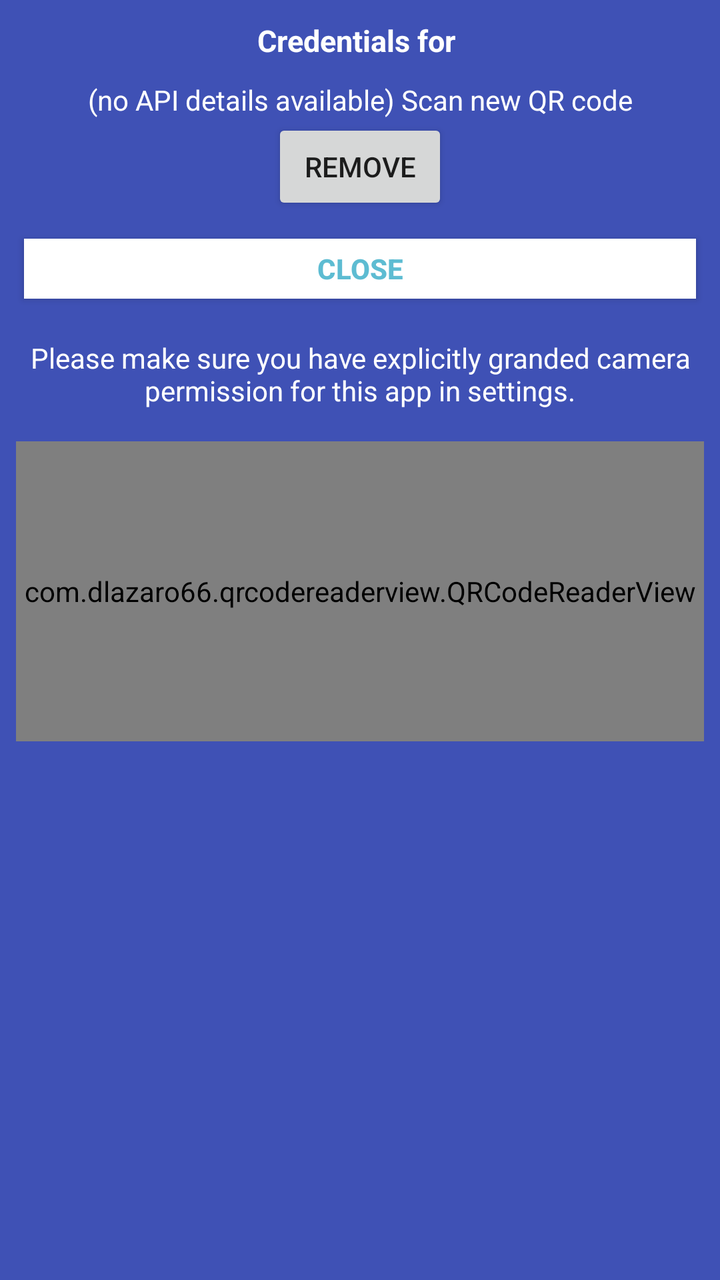
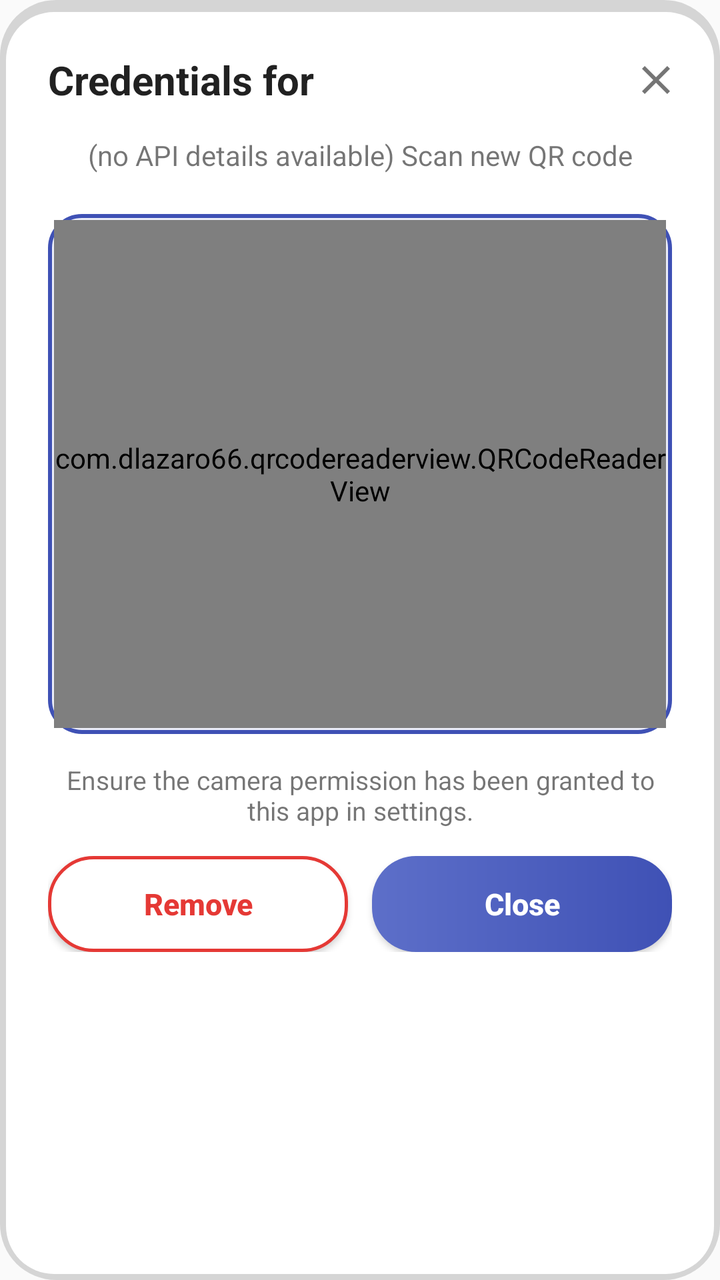

The first picture is an Android layout as it rendered before a commit; the second is the same layout after the commit. The layout source and the unified diff follow.
<!-- AndroidManifest.xml: application theme AppTheme -->
<!-- res/layout/custom_dialog.xml -->
<?xml version="1.0" encoding="utf-8"?>
<LinearLayout xmlns:android="http://schemas.android.com/apk/res/android"
    android:layout_width="match_parent"
    android:layout_height="match_parent">

<ScrollView xmlns:android="http://schemas.android.com/apk/res/android"
    android:scrollbars="vertical"
    android:layout_width="match_parent"
    android:layout_height="match_parent"
    android:fillViewport="true">

<LinearLayout xmlns:android="http://schemas.android.com/apk/res/android"
    android:layout_width="match_parent"
    android:layout_height="wrap_content"
    android:background="@color/colorPrimary"
    android:orientation="vertical" >


    <TextView
        android:id="@+id/txtTitle"
        android:layout_width="wrap_content"
        android:layout_height="wrap_content"
        android:layout_gravity="center"
        android:layout_margin="10dp"
        android:text="Credentials for "
        android:textColor="@android:color/white"
        android:textSize="15dp"
        android:textStyle="bold" />

    <LinearLayout
        android:layout_width="match_parent"
        android:layout_height="wrap_content"
        android:orientation="horizontal">


        <TextView
            android:textColor="@android:color/white"
            android:gravity="center"
            android:id="@+id/textViewHint"
            android:layout_width="match_parent"
            android:layout_height="wrap_content"
            android:text="(no API details available) Scan new QR code" />



    </LinearLayout>


    <LinearLayout
        android:gravity="center_horizontal"
        android:layout_width="match_parent"
        android:layout_height="wrap_content"
        android:layout_gravity="center"
        android:orientation="vertical">

        <Button
            android:id="@+id/buttonRemove"
            android:layout_width="wrap_content"
            android:layout_height="wrap_content"
            android:text="Remove" />

        <Button
            android:id="@+id/btn_yes"
            android:layout_width="match_parent"
            android:layout_height="30dp"
            android:layout_margin="12dp"
            android:background="@android:color/white"
            android:clickable="true"
            android:text="Close"
            android:textColor="#5DBCD2"
            android:textStyle="bold" />


    </LinearLayout>
    <LinearLayout
        android:layout_width="match_parent"
        android:layout_height="wrap_content"
        android:orientation="vertical">

        <TextView
            android:textColor="@android:color/white"
            android:layout_margin="8dp"
            android:gravity="center"
            android:id="@+id/textView3"
            android:layout_width="match_parent"
            android:layout_height="wrap_content"
            android:text="Please make sure you have explicitly granded camera permission for this app in settings." />

        <com.dlazaro66.qrcodereaderview.QRCodeReaderView
            android:layout_margin="8dp"
            android:id="@+id/qrdecoderview"
            android:layout_width="match_parent"
            android:layout_height="150dp" />


    </LinearLayout>


</LinearLayout>
</ScrollView>

</LinearLayout>
<!-- resources referenced by this layout -->
<resources>
  <color name="colorPrimary">#3F51B5</color>
  <style name="AppTheme" parent="Theme.AppCompat.Light.DarkActionBar">
          
          <item name="colorPrimary">@color/colorPrimary</item>
          <item name="colorPrimaryDark">@color/colorPrimaryDark</item>
          <item name="colorAccent">@color/colorAccent</item>
      </style>
  <color name="colorPrimaryDark">#303F9F</color>
  <color name="colorAccent">#FF4081</color>
</resources>

<!-- the commit's change to res/layout/custom_dialog.xml (unified diff, before → after) -->
@@ -1,102 +1,120 @@
 <?xml version="1.0" encoding="utf-8"?>
 <LinearLayout xmlns:android="http://schemas.android.com/apk/res/android"
     android:layout_width="match_parent"
-    android:layout_height="match_parent">
+    android:layout_height="wrap_content"
+    android:background="@drawable/dialog_bg"
+    android:orientation="vertical">
 
-<ScrollView xmlns:android="http://schemas.android.com/apk/res/android"
-    android:scrollbars="vertical"
-    android:layout_width="match_parent"
-    android:layout_height="match_parent"
-    android:fillViewport="true">
-
-<LinearLayout xmlns:android="http://schemas.android.com/apk/res/android"
-    android:layout_width="match_parent"
-    android:layout_height="wrap_content"
-    android:background="@color/colorPrimary"
-    android:orientation="vertical" >
-
-
-    <TextView
-        android:id="@+id/txtTitle"
-        android:layout_width="wrap_content"
-        android:layout_height="wrap_content"
-        android:layout_gravity="center"
-        android:layout_margin="10dp"
-        android:text="Credentials for "
-        android:textColor="@android:color/white"
-        android:textSize="15dp"
-        android:textStyle="bold" />
-
+    
     <LinearLayout
         android:layout_width="match_parent"
         android:layout_height="wrap_content"
-        android:orientation="horizontal">
-
+        android:gravity="center_vertical"
+        android:orientation="horizontal"
+        android:paddingStart="24dp"
+        android:paddingTop="20dp"
+        android:paddingEnd="12dp">
 
         <TextView
-            android:textColor="@android:color/white"
-            android:gravity="center"
-            android:id="@+id/textViewHint"
+            android:id="@+id/txtTitle"
+            android:layout_width="0dp"
+            android:layout_height="wrap_content"
+            android:layout_weight="1"
+            android:text="Credentials for "
+            android:textColor="@color/text_primary_dark"
+            android:textSize="20sp"
+            android:textStyle="bold" />
+
+        <ImageView
+            android:id="@+id/btnClose"
+            android:layout_width="40dp"
+            android:layout_height="40dp"
+            android:background="?attr/selectableItemBackgroundBorderless"
+            android:contentDescription="@string/close"
+            android:padding="8dp"
+            android:src="@drawable/ic_close" />
+    </LinearLayout>
+
+    <TextView
+        android:id="@+id/textViewHint"
+        android:layout_width="match_parent"
+        android:layout_height="wrap_content"
+        android:gravity="center"
+        android:paddingStart="24dp"
+        android:paddingTop="8dp"
+        android:paddingEnd="24dp"
+        android:text="@string/scan_qr_hint_default"
+        android:textColor="@color/text_secondary_dark"
+        android:textSize="14sp" />
+
+    
+    <LinearLayout
+        android:layout_width="match_parent"
+        android:layout_height="wrap_content"
+        android:orientation="vertical"
+        android:paddingStart="24dp"
+        android:paddingTop="20dp"
+        android:paddingEnd="24dp">
+
+        <FrameLayout
+            android:layout_width="match_parent"
+            android:layout_height="260dp"
+            android:background="@drawable/scanner_frame">
+
+            <com.dlazaro66.qrcodereaderview.QRCodeReaderView
+                android:id="@+id/qrdecoderview"
+                android:layout_width="match_parent"
+                android:layout_height="match_parent"
+                android:layout_margin="3dp" />
+        </FrameLayout>
+
+        <TextView
+            android:id="@+id/textView3"
             android:layout_width="match_parent"
             android:layout_height="wrap_content"
-            android:text="(no API details available) Scan new QR code" />
-
-
-
+            android:gravity="center"
+            android:paddingTop="14dp"
+            android:paddingBottom="4dp"
+            android:text="@string/scan_qr_permission_hint"
+            android:textColor="@color/text_secondary_dark"
+            android:textSize="13sp" />
     </LinearLayout>
 
-
+    
     <LinearLayout
-        android:gravity="center_horizontal"
         android:layout_width="match_parent"
         android:layout_height="wrap_content"
-        android:layout_gravity="center"
-        android:orientation="vertical">
+        android:gravity="center"
+        android:orientation="horizontal"
+        android:paddingStart="24dp"
+        android:paddingTop="10dp"
+        android:paddingEnd="24dp"
+        android:paddingBottom="24dp">
 
         <Button
             android:id="@+id/buttonRemove"
-            android:layout_width="wrap_content"
-            android:layout_height="wrap_content"
-            android:text="Remove" />
+            android:layout_width="0dp"
+            android:layout_height="48dp"
+            android:layout_marginEnd="12dp"
+            android:layout_weight="1"
+            android:background="@drawable/btn_remove"
+            android:text="@string/remove"
+            android:textAllCaps="false"
+            android:textColor="#E53935"
+            android:textSize="15sp"
+            android:textStyle="bold" />
 
         <Button
             android:id="@+id/btn_yes"
-            android:layout_width="match_parent"
-            android:layout_height="30dp"
-            android:layout_margin="12dp"
-            android:background="@android:color/white"
-            android:clickable="true"
-            android:text="Close"
-            android:textColor="#5DBCD2"
+            android:layout_width="0dp"
+            android:layout_height="48dp"
+            android:layout_weight="1"
+            android:background="@drawable/btn_primary"
+            android:text="@string/close"
+            android:textAllCaps="false"
+            android:textColor="@android:color/white"
+            android:textSize="15sp"
             android:textStyle="bold" />
-
-
-    </LinearLayout>
-    <LinearLayout
-        android:layout_width="match_parent"
-        android:layout_height="wrap_content"
-        android:orientation="vertical">
-
-        <TextView
-            android:textColor="@android:color/white"
-            android:layout_margin="8dp"
-            android:gravity="center"
-            android:id="@+id/textView3"
-            android:layout_width="match_parent"
-            android:layout_height="wrap_content"
-            android:text="Please make sure you have explicitly granded camera permission for this app in settings." />
-
-        <com.dlazaro66.qrcodereaderview.QRCodeReaderView
-            android:layout_margin="8dp"
-            android:id="@+id/qrdecoderview"
-            android:layout_width="match_parent"
-            android:layout_height="150dp" />
-
-
     </LinearLayout>
 
-
 </LinearLayout>
-</ScrollView>
-
-</LinearLayout>
<!-- resource entries referenced after the edit -->
@@ -1,12 +1,88 @@
 <!-- resources referenced by this layout -->
 <resources>
-  <color name="colorPrimary">#3F51B5</color>
+  <color name="text_primary_dark">#de000000</color>
+  <color name="text_secondary_dark">#8a000000</color>
+  <!-- drawable btn_primary (drawable) -->
+  <?xml version="1.0" encoding="utf-8"?>
+  <ripple xmlns:android="http://schemas.android.com/apk/res/android"
+      android:color="#33000000">
+      <item>
+          <shape android:shape="rectangle">
+              <gradient
+                  android:angle="0"
+                  android:endColor="@color/colorPrimary"
+                  android:startColor="#5D6FC9" />
+              <corners android:radius="22dp" />
+          </shape>
+      </item>
+  </ripple>
+  <!-- drawable btn_remove (drawable) -->
+  <?xml version="1.0" encoding="utf-8"?>
+  <ripple xmlns:android="http://schemas.android.com/apk/res/android"
+      android:color="#26FF4081">
+      <item>
+          <shape android:shape="rectangle">
+              <solid android:color="#FFFFFF" />
+              <stroke
+                  android:width="1.5dp"
+                  android:color="#E53935" />
+              <corners android:radius="22dp" />
+          </shape>
+      </item>
+  </ripple>
+  <!-- drawable dialog_bg (drawable) -->
+  <?xml version="1.0" encoding="utf-8"?>
+  <layer-list xmlns:android="http://schemas.android.com/apk/res/android">
+      <item>
+          <shape android:shape="rectangle">
+              <solid android:color="#26000000" />
+              <corners android:radius="28dp" />
+          </shape>
+      </item>
+      <item
+          android:left="3dp"
+          android:top="6dp"
+          android:right="3dp"
+          android:bottom="3dp">
+          <shape android:shape="rectangle">
+              <solid android:color="#FFFFFF" />
+              <corners android:radius="24dp" />
+          </shape>
+      </item>
+  </layer-list>
+  <!-- drawable ic_close (drawable) -->
+  <?xml version="1.0" encoding="utf-8"?>
+  <vector xmlns:android="http://schemas.android.com/apk/res/android"
+      android:width="24dp"
+      android:height="24dp"
+      android:viewportWidth="24"
+      android:viewportHeight="24"
+      android:tint="@color/text_secondary_dark">
+      <path
+          android:fillColor="@android:color/white"
+          android:pathData="M19,6.41L17.59,5 12,10.59 6.41,5 5,6.41 10.59,12 5,17.59 6.41,19 12,13.41 17.59,19 19,17.59 13.41,12z" />
+  </vector>
+  <!-- drawable scanner_frame (drawable) -->
+  <?xml version="1.0" encoding="utf-8"?>
+  <shape xmlns:android="http://schemas.android.com/apk/res/android"
+      android:shape="rectangle">
+      <solid android:color="#1A3F51B5" />
+      <stroke
+          android:width="2dp"
+          android:color="@color/colorPrimary" />
+      <corners android:radius="16dp" />
+  </shape>
+  <string name="close">Close</string>
+  <string name="remove">Remove</string>
+  <string name="scan_qr_hint_default">(no API details available) Scan new QR code</string>
+  <string name="scan_qr_permission_hint">Ensure the camera permission has been granted to this app in settings.</string>
   <style name="AppTheme" parent="Theme.AppCompat.Light.DarkActionBar">
           
           <item name="colorPrimary">@color/colorPrimary</item>
           <item name="colorPrimaryDark">@color/colorPrimaryDark</item>
           <item name="colorAccent">@color/colorAccent</item>
       </style>
+  <color name="colorPrimary">#3F51B5</color>
   <color name="colorPrimaryDark">#303F9F</color>
   <color name="colorAccent">#FF4081</color>
 </resources>
